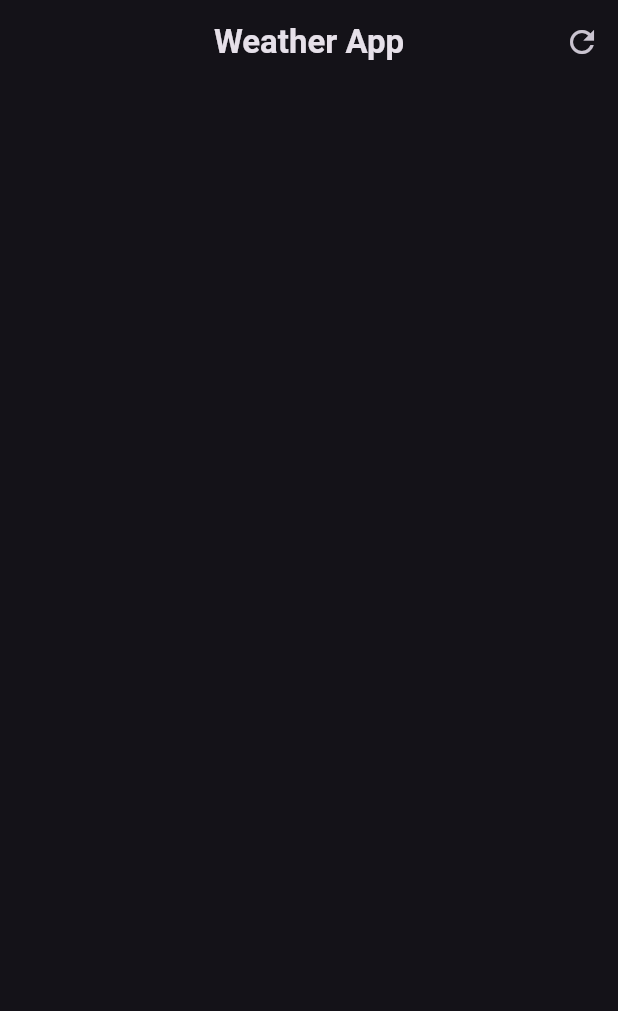
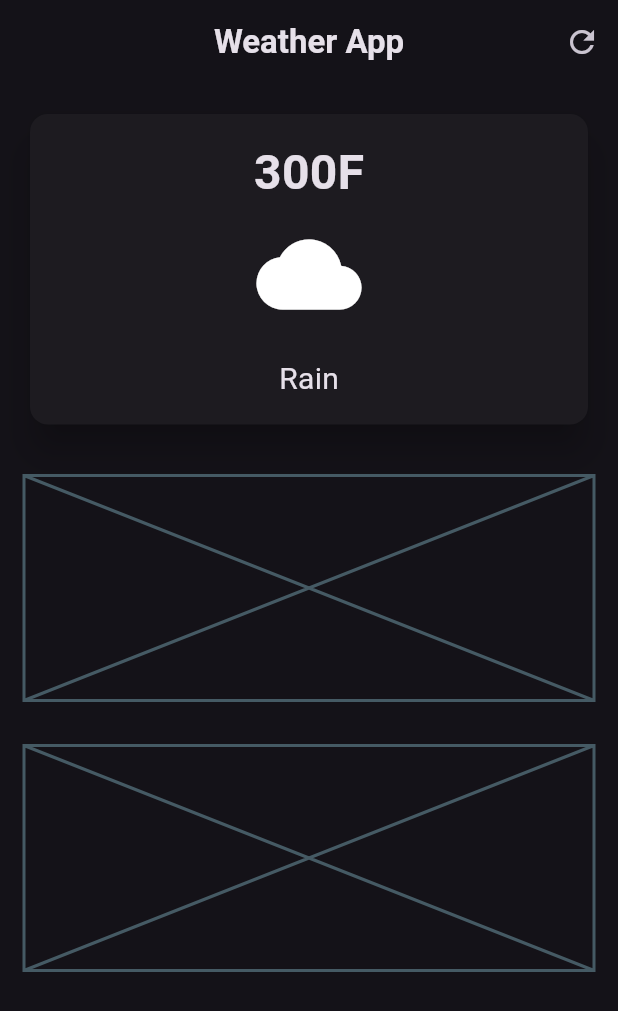
Before and after one commit to SajenTuladhar/Weather_app_flutter, a Flutter app: the screen it shows after launch, on a phone screen of 412 x 824 dp. Shown: the top 1011 px of the screen. Run offline on Flutter 3.47's test engine with Material 3 defaults, Android fonts, the phone set to English and light mode, and no system bars.

Commit message:
weather cards added

```diff
--- a/lib/home_page.dart
+++ b/lib/home_page.dart
@@ -1,7 +1,7 @@
-
 // ignore_for_file: file_names
 
 import 'package:flutter/material.dart';
+import 'package:flutter/widgets.dart';
 
 class Home extends StatefulWidget {
   const Home({super.key});
@@ -10,19 +10,65 @@ class Home extends StatefulWidget {
   State<Home> createState() => _HomePageState();
 }
 
-
 class _HomePageState extends State<Home> {
   @override
   Widget build(BuildContext context) {
     return Scaffold(
       appBar: AppBar(
-        title: const Text("Weather App", style: TextStyle(fontSize: 22, fontWeight: FontWeight.bold)),
+        title: const Text("Weather App",
+            style: TextStyle(fontSize: 22, fontWeight: FontWeight.bold)),
         centerTitle: true,
-        actions:  [
-          IconButton(onPressed: (){}  ,
-          icon: const Icon(Icons.refresh
-          ))
+        actions: [
+          IconButton(
+              onPressed:
+                  () {}, //icon button provides with its own padding whereas in gesture detector and inkwell they dont
+              icon: const Icon(Icons.refresh))
         ],
+      ),
+      body: const Padding(
+        padding:  EdgeInsets.all(16.0),
+        child:  Column(
+          children: [
+            //main card
+            SizedBox(
+                width: double.infinity,
+                child: Card(
+                  elevation: 10,
+                  child: Padding(
+                    padding: EdgeInsets.all(16.0),
+                    child: Column(
+                      children: [
+                        Text(
+                          '300F',
+                          style:
+                              TextStyle(fontSize: 32, fontWeight: FontWeight.bold),
+                        ),
+                         SizedBox(height: 10,),
+                        Icon(Icons.cloud,size: 70,),
+                          SizedBox(height: 20,),
+                        Text('Rain',style:
+                              TextStyle(fontSize: 20, ))
+                      ],
+                    ),
+                  ),
+                )),
+
+            SizedBox(
+              height: 30,
+            ),
+            //forecast cards
+            Placeholder(
+              fallbackHeight: 150,
+            ),
+            SizedBox(
+              height: 30,
+            ),
+            //additonal info
+            Placeholder(
+              fallbackHeight: 150,
+            ),
+          ],
+        ),
       ),
     );
   }
--- a/lib/main.dart
+++ b/lib/main.dart
@@ -17,7 +17,7 @@ class _MyAppState extends State<MyApp> {
   Widget build(BuildContext context) {
     return  MaterialApp(
       debugShowCheckedModeBanner: false,
-      theme: ThemeData.dark(),
+      theme: ThemeData.dark(useMaterial3: true), //preset theme given as "ThemeData.dark", there is light as well
       home: const Home(),
     );
   }
```
